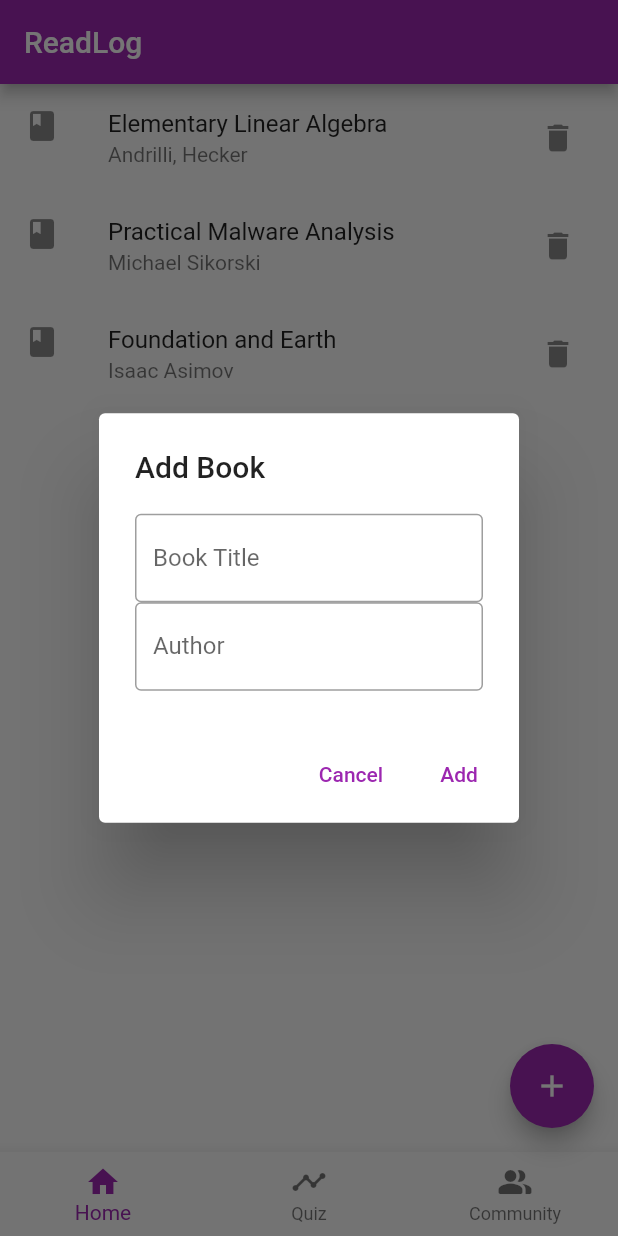
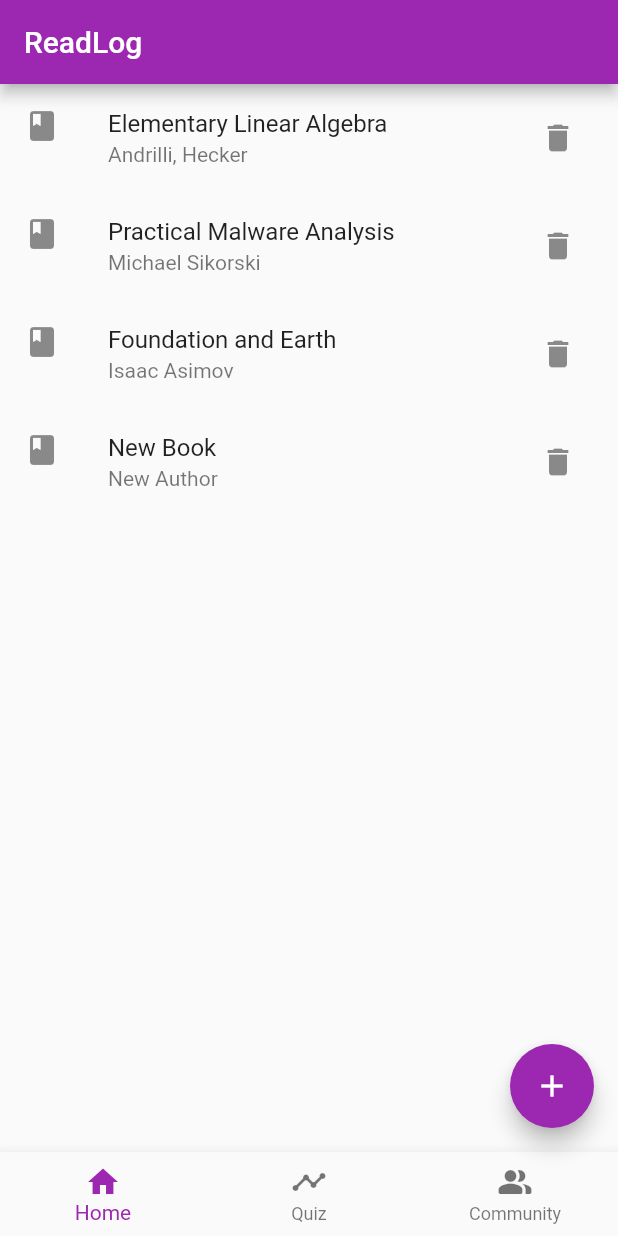
Before and after one commit to megz15/ReadLog, a Flutter app: the screen it shows after launch, after a tap on the "add" icon, on a phone screen of 412 x 824 dp. Run offline on Flutter 3.47's test engine with Material 2 defaults, Android fonts, the phone set to English and light mode, and no system bars; our stand-ins replace flutter_riverpod.

Commit message:
basic navigation

```diff
--- a/lib/main.dart
+++ b/lib/main.dart
@@ -7,6 +7,8 @@ final bookListProvider = StateProvider((_) => <List<String>>[
   ['Practical Malware Analysis', 'Michael Sikorski'],
   ['Foundation and Earth', 'Isaac Asimov']]
 );
+
+final navIndexProvider = StateProvider((_) => 0);
 
 void main() {
   runApp(ProviderScope(child: MyApp()));
--- a/lib/screens/home.dart
+++ b/lib/screens/home.dart
@@ -8,21 +8,10 @@ class Home extends ConsumerWidget {
   @override
   Widget build(BuildContext context, WidgetRef ref) {
     final List<List<String>> bookList = ref.watch(bookListProvider);
+    final int navIndex = ref.watch(navIndexProvider);
 
-    return Scaffold(
-      bottomNavigationBar: BottomNavigationBar(
-        items: const <BottomNavigationBarItem>[
-          BottomNavigationBarItem(label: 'Home', icon: Icon(Icons.home)),
-          BottomNavigationBarItem(
-              label: 'Quiz', icon: Icon(Icons.timeline_outlined)),
-          BottomNavigationBarItem(
-              label: 'Community', icon: Icon(Icons.people_alt_rounded)),
-        ],
-      ),
-      appBar: AppBar(
-        title: const Text('ReadLog'),
-      ),
-      body: ListView.builder(
+    List<Widget> _pages = <Widget>[
+      ListView.builder(
         itemCount: bookList.length,
         itemBuilder: (BuildContext context, int index) {
           return ListTile(
@@ -40,55 +29,88 @@ class Home extends ConsumerWidget {
           );
         },
       ),
+      const Icon(
+        Icons.timeline_outlined,
+        size: 150,
+      ),
+      const Icon(
+        Icons.people_alt_rounded,
+        size: 150,
+      ),
+    ];
+
+    return Scaffold(
+      bottomNavigationBar: BottomNavigationBar(
+        currentIndex: navIndex,
+        onTap: (index){
+          ref.read(navIndexProvider.notifier).state = index;
+        },
+        items: const <BottomNavigationBarItem>[
+          BottomNavigationBarItem(label: 'Home', icon: Icon(Icons.home)),
+          BottomNavigationBarItem(
+              label: 'Quiz', icon: Icon(Icons.timeline_outlined)),
+          BottomNavigationBarItem(
+              label: 'Community', icon: Icon(Icons.people_alt_rounded)),
+        ],
+      ),
+      appBar: AppBar(
+        title: const Text('ReadLog'),
+      ),
+      body: _pages.elementAt(navIndex),
       floatingActionButton: FloatingActionButton(
         onPressed: () {
 
-          final TextEditingController titleController = TextEditingController();
-          final TextEditingController authorController = TextEditingController();
+          ref.read(bookListProvider.notifier).state = [
+            ...bookList,
+            ["New Book", "New Author"]
+          ];
 
-          showDialog(
-              context: context,
-              builder: (BuildContext context) {
-                return AlertDialog(
-                  title: const Text('Add Book'),
-                  content: Wrap(
-                    children: [
-                      TextField(
-                        controller: titleController,
-                        decoration: const InputDecoration(
-                          border: OutlineInputBorder(),
-                          labelText: 'Book Title',
-                        ),
-                      ),
-                      TextField(
-                        controller: authorController,
-                        decoration: const InputDecoration(
-                          border: OutlineInputBorder(),
-                          labelText: 'Author',
-                        ),
-                      ),
-                    ],
-                  ),
-                  actions: [
-                    TextButton(
-                      onPressed: () {
-                        Navigator.of(context).pop();
-                      },
-                      child: const Text('Cancel'),
-                    ),
-                    TextButton(
-                      onPressed: () {
-                        ref.read(bookListProvider.notifier).state = [
-                          ...bookList,
-                          [titleController.text, authorController.text]
-                        ];
-                        Navigator.of(context).pop();
-                      },
-                      child: const Text('Add'),
-                    ),
-                  ],
-                );
-              });
+          // final TextEditingController titleController = TextEditingController();
+          // final TextEditingController authorController = TextEditingController();
+
+          // showDialog(
+          //     context: context,
+          //     builder: (BuildContext context) {
+          //       return AlertDialog(
+          //         title: const Text('Add Book'),
+          //         content: Wrap(
+          //           children: [
+          //             TextField(
+          //               controller: titleController,
+          //               decoration: const InputDecoration(
+          //                 border: OutlineInputBorder(),
+          //                 labelText: 'Book Title',
+          //               ),
+          //             ),
+          //             TextField(
+          //               controller: authorController,
+          //               decoration: const InputDecoration(
+          //                 border: OutlineInputBorder(),
+          //                 labelText: 'Author',
+          //               ),
+          //             ),
+          //           ],
+          //         ),
+          //         actions: [
+          //           TextButton(
+          //             onPressed: () {
+          //               Navigator.of(context).pop();
+          //             },
+          //             child: const Text('Cancel'),
+          //           ),
+          //           TextButton(
+          //             onPressed: () {
+          //               ref.read(bookListProvider.notifier).state = [
+          //                 ...bookList,
+          //                 [titleController.text, authorController.text]
+          //               ];
+          //               Navigator.of(context).pop();
+          //             },
+          //             child: const Text('Add'),
+          //           ),
+          //         ],
+          //       );
+          //     });
         },
         tooltip: 'Add Book',
         child: const Icon(Icons.add),
```
